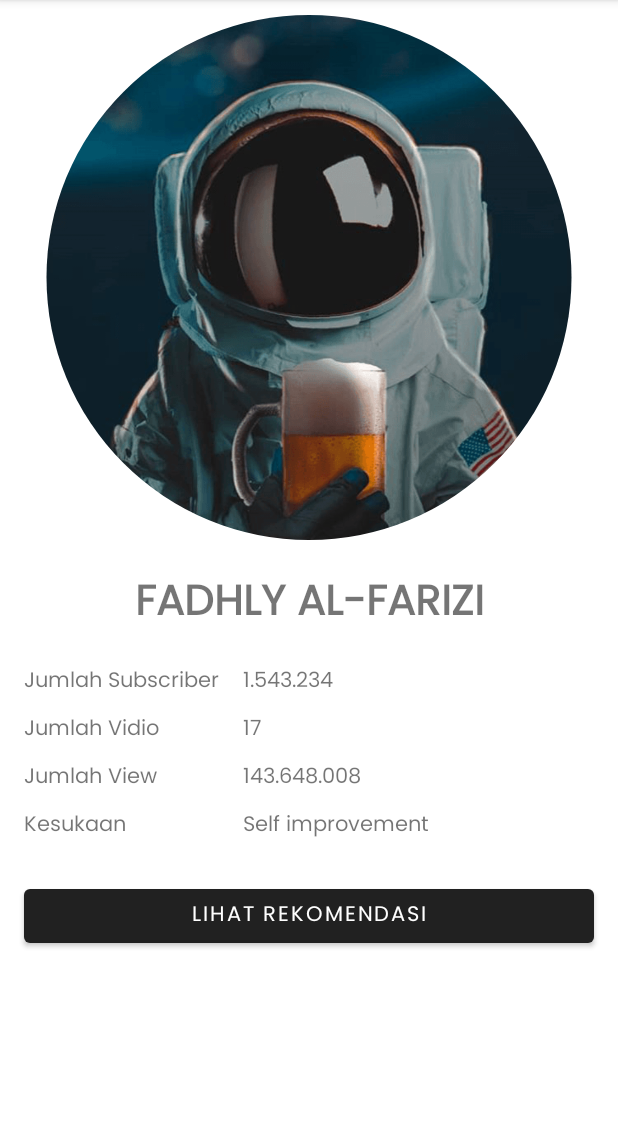
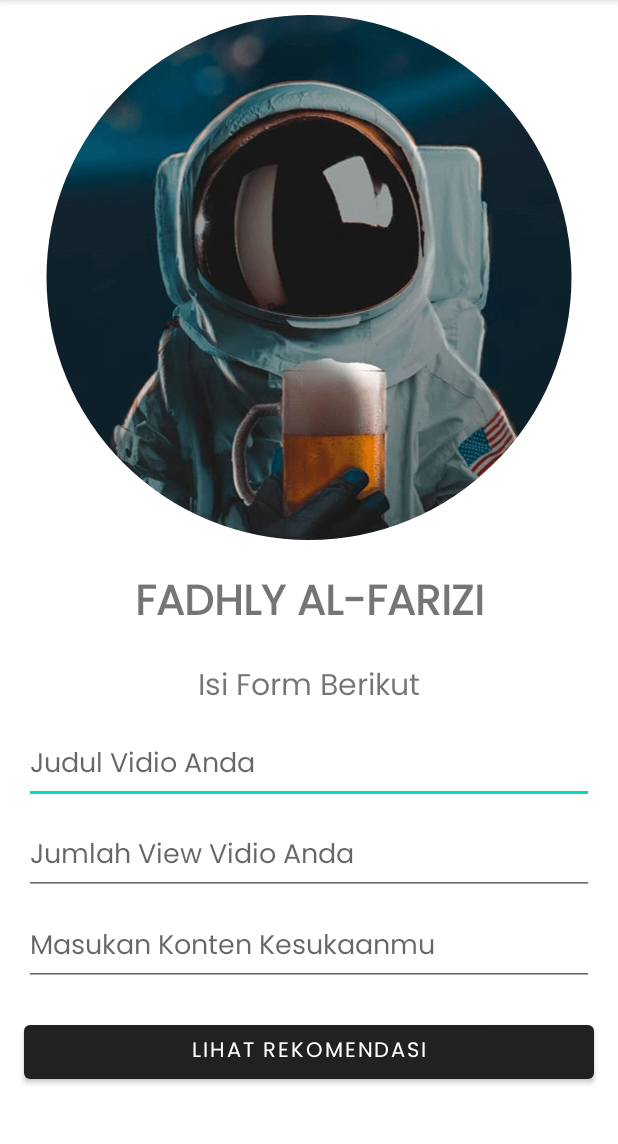
Before and after one commit to Gualand/recotiveapp, an Android app: the screen it shows after launch once a user with an empty profile is signed in (MainActivity), on a phone screen of 412 x 824 dp, the part 84-1228 px from its top. Run offline under Robolectric (Android 15) with nearby library versions, the phone set to English and light mode, and no system bars; our stand-ins replace CircleImageView, Firebase (no records; nobody signed in at launch, a user with empty details on screens opened directly).

Commit message:
Revisi Home Page Done

```diff
--- a/app/src/main/res/layout/activity_main.xml
+++ b/app/src/main/res/layout/activity_main.xml
@@ -6,11 +6,12 @@
     android:layout_height="match_parent"
     tools:context=".MainActivity">
 
-    <LinearLayout
+    <RelativeLayout
         android:layout_width="match_parent"
         android:layout_height="wrap_content"
         android:orientation="vertical">
 
+<!--Ini untuk Gambar-->
         <de.hdodenhof.circleimageview.CircleImageView
             android:id="@+id/circleImageView"
             android:layout_width="match_parent"
@@ -18,7 +19,9 @@
             android:layout_marginTop="10dp"
             android:src="@drawable/photo" />
 
+<!--Ini untuk Nama-->
         <TextView
+            android:id="@+id/tvName"
             android:layout_width="match_parent"
             android:layout_height="match_parent"
             android:fontFamily="@font/poppins"
@@ -27,118 +30,63 @@
             android:layout_marginTop="20dp"
             android:textSize="28sp"
             android:textAllCaps="true"
-            android:textStyle="bold" />
+            android:textStyle="bold"
+            android:layout_below="@+id/circleImageView" />
 
-        <TableLayout
+<!--Ini awal form-->
+        <TextView
+            android:id="@+id/tvData"
             android:layout_width="match_parent"
-            android:layout_height="wrap_content"
-            android:layout_marginLeft="16dp"
-            android:layout_marginRight="16dp"
-            android:layout_marginBottom="16dp"
-            android:layout_marginTop="16dp">
+            android:layout_height="match_parent"
+            android:text="@string/fillData"
+            android:gravity="center"
+            android:layout_marginTop="15dp"
+            android:textSize="20dp"
+            android:fontFamily="@font/poppins"
+            android:layout_below="@+id/tvName" />
 
-            <TableRow
-                android:layout_width="match_parent"
-                android:layout_height="wrap_content"
-                android:layout_marginBottom="8dp">
+        <com.google.android.material.textfield.TextInputEditText
+            android:id="@+id/edtJudul"
+            android:layout_width="match_parent"
+            android:layout_height="match_parent"
+            android:hint="Judul Vidio Anda"
+            android:layout_marginHorizontal="16dp"
+            android:layout_marginTop="10dp"
+            android:fontFamily="@font/poppins"
+            android:layout_below="@+id/tvData" />
 
-                <TextView
-                    android:layout_width="wrap_content"
-                    android:layout_height="wrap_content"
-                    android:textSize="14sp"
-                    android:layout_marginEnd="16dp"
-                    android:fontFamily="@font/poppins"
-                    android:text="@string/subscriber"/>
+        <com.google.android.material.textfield.TextInputEditText
+            android:id="@+id/edtView"
+            android:layout_width="match_parent"
+            android:layout_height="match_parent"
+            android:hint="Jumlah View Vidio Anda"
+            android:layout_marginHorizontal="16dp"
+            android:layout_marginTop="10dp"
+            android:fontFamily="@font/poppins"
+            android:inputType="number"
+            android:layout_below="@+id/edtJudul" />
 
-                <TextView
-                    android:id="@+id/tv_item_subs"
-                    android:layout_width="match_parent"
-                    android:layout_height="wrap_content"
-                    android:textSize="14sp"
-                    android:fontFamily="@font/poppins"
-                    android:text="1.543.234"
-                    android:layout_weight="1"/>
-            </TableRow>
+        <com.google.android.material.textfield.TextInputEditText
+            android:id="@+id/edtInterest"
+            android:layout_width="match_parent"
+            android:layout_height="match_parent"
+            android:hint="Masukan Konten Kesukaanmu"
+            android:layout_marginHorizontal="16dp"
+            android:layout_marginTop="10dp"
+            android:fontFamily="@font/poppins"
+            android:layout_below="@+id/edtView" />
+<!--Ini akhir form-->
 
-            <TableRow
-                android:layout_width="match_parent"
-                android:layout_height="wrap_content"
-                android:layout_marginBottom="8dp">
-
-                <TextView
-                    android:layout_width="wrap_content"
-                    android:layout_height="wrap_content"
-                    android:layout_marginEnd="16dp"
-                    android:textSize="14sp"
-                    android:fontFamily="@font/poppins"
-                    android:text="@string/video" />
-
-                <TextView
-                    android:id="@+id/tv_item_video"
-                    android:layout_width="match_parent"
-                    android:layout_height="wrap_content"
-                    android:layout_weight="1"
-                    android:text="17"
-                    android:fontFamily="@font/poppins"
-                    android:textSize="14sp" />
-            </TableRow>
-
-            <TableRow
-                android:layout_width="match_parent"
-                android:layout_height="wrap_content"
-                android:layout_marginBottom="8dp">
-
-                <TextView
-                    android:layout_width="wrap_content"
-                    android:layout_height="wrap_content"
-                    android:layout_marginEnd="16dp"
-                    android:textSize="14sp"
-                    android:fontFamily="@font/poppins"
-                    android:text="@string/view" />
-
-                <TextView
-                    android:id="@+id/tv_item_view"
-                    android:layout_width="match_parent"
-                    android:layout_height="wrap_content"
-                    android:layout_weight="1"
-                    android:text="143.648.008"
-                    android:fontFamily="@font/poppins"
-                    android:textSize="14sp" />
-            </TableRow>
-
-            <TableRow
-                android:layout_width="match_parent"
-                android:layout_height="wrap_content"
-                android:layout_marginBottom="8dp">
-
-                <TextView
-                    android:layout_width="wrap_content"
-                    android:layout_height="wrap_content"
-                    android:layout_marginEnd="16dp"
-                    android:textSize="14sp"
-                    android:fontFamily="@font/poppins"
-                    android:text="@string/interest" />
-
-                <TextView
-                    android:id="@+id/tv_item_interest"
-                    android:layout_width="match_parent"
-                    android:layout_height="wrap_content"
-                    android:layout_weight="1"
-                    android:fontFamily="@font/poppins"
-                    android:text="Self improvement"
-                    android:textSize="14sp" />
-            </TableRow>
-        </TableLayout>
-
+<!--Ini untuk button rekomendasi-->
         <Button
             android:id="@+id/btn_recommendation"
             android:layout_width="match_parent"
             android:layout_height="wrap_content"
-            android:layout_marginLeft="16dp"
-            android:layout_marginRight="16dp"
-            android:layout_marginBottom="0dp"
+            android:layout_marginHorizontal="16dp"
+            android:layout_marginTop="20dp"
             android:fontFamily="@font/poppins"
-            android:text="@string/recommendation" />
+            android:text="@string/recommendation"
+            android:layout_below="@+id/edtInterest"/>
 
-    </LinearLayout>
+    </RelativeLayout>
 </ScrollView>
--- a/app/src/main/res/values/strings.xml
+++ b/app/src/main/res/values/strings.xml
@@ -8,6 +8,7 @@
     <string name="view">Jumlah View</string>
     <string name="interest">Kesukaan</string>
     <string name="recommendation">Lihat Rekomendasi</string>
+    <string name="fillData">Isi Form Berikut</string>
 
     <string name="channel_name">Nama Channel</string>
     <string name="description">Deskripsi</string>
```
